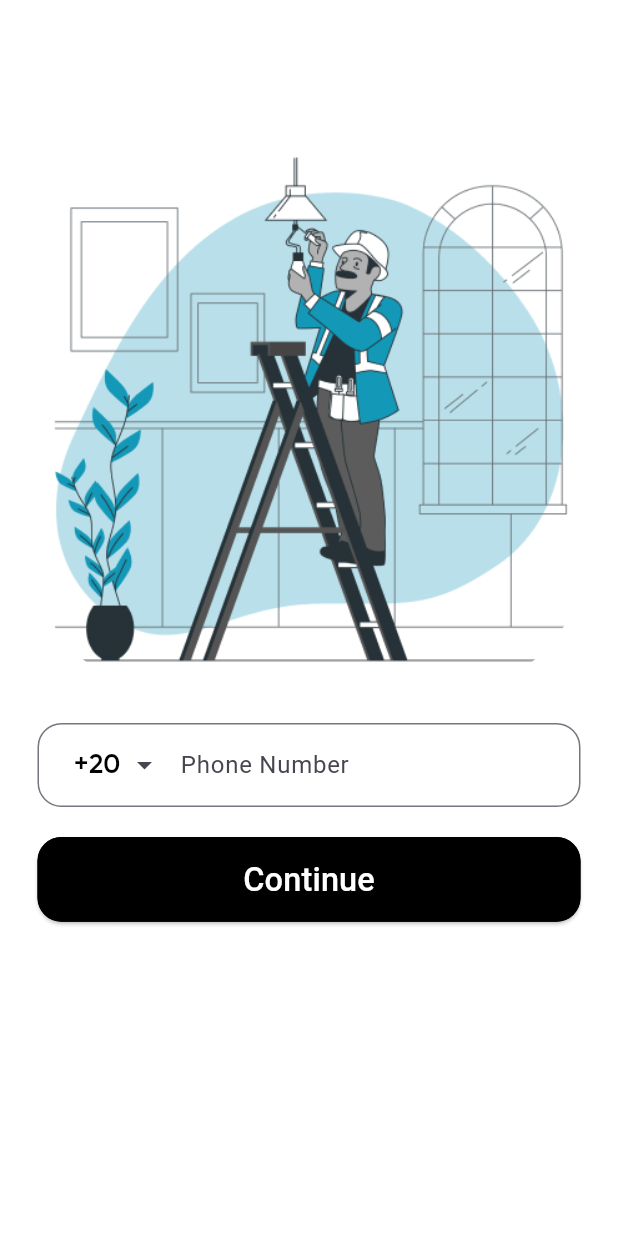
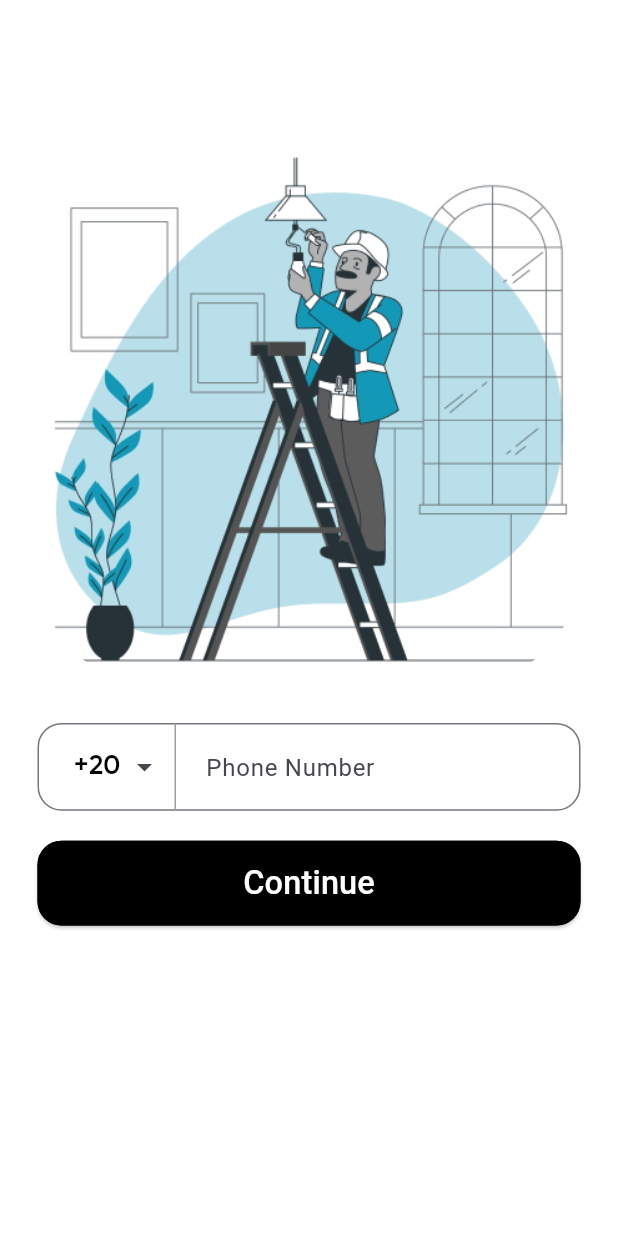
Before and after one commit to Fannelance/User-Flutter-App, a Flutter app: the screen it shows after launch, on a phone screen of 412 x 824 dp. Run offline on Flutter 3.47's test engine with Material 3 defaults, Android fonts, the phone set to English and light mode, and no system bars; drawn by our look-alikes of intl_phone_field; our stand-ins replace dio, flutter_dotenv, flutter_secure_storage, fluttericon, iconsax, jwt_decoder and 2 more; missing offline and left inert: flutter_stripe.

Commit message:
fix: fix some wrong UI

```diff
--- a/lib/views/account_view.dart
+++ b/lib/views/account_view.dart
@@ -74,7 +74,7 @@ class _AccountViewState extends State<AccountView> {
             final userData = snapshot.data?['data'];
             print(userData);
             var userName = toBeginningOfSentenceCase('${userData!['firstname']} ') +
-                        toBeginningOfSentenceCase('${userData!['lastname']}');
+                    toBeginningOfSentenceCase('${userData!['lastname']}');
             return Padding(
               padding: const EdgeInsets.symmetric(
                 horizontal: 25,
@@ -95,7 +95,7 @@ class _AccountViewState extends State<AccountView> {
                             'assets/icons/female.png',
                           )
                         : const AssetImage(
-                            'assets/icons/ male.png',
+                            'assets/icons/male.png',
                           ),
                   ),
                   box_10,
--- a/lib/views/login_view.dart
+++ b/lib/views/login_view.dart
@@ -81,7 +81,7 @@ class LoginView extends StatelessWidget {
       body: AuthenticationBodyWidget(
         title: 'Log in',
         helperTextWidget: Text(
-          '+${PhoneNumberViewState.countryDialCode + PhoneNumberViewState.phoneNumberController.text}',
+          PhoneNumberViewState.phone.substring(2),
           maxLines: 3,
           style: helperTextStyle.copyWith(
             color: grey3,
@@ -94,7 +94,7 @@ class LoginView extends StatelessWidget {
           await loginRequest();
           ChangePasswordviewState.passwordController.text = "";
         },
-        helperText: 'Login to your account ',
+        helperText: 'Enter the password for your account',
       ),
     );
   }
--- a/lib/views/phone_number_view.dart
+++ b/lib/views/phone_number_view.dart
@@ -3,6 +3,7 @@ import 'package:dio/dio.dart';
 import 'package:fannelance/core/constants.dart';
 import 'package:fannelance/views/login_view.dart';
 import 'package:fannelance/views/otp_view.dart';
+import 'package:fannelance/views/signup_view.dart';
 import 'package:fannelance/widgets/authentication_button_widget.dart';
 import 'package:flutter/material.dart';
 import 'package:flutter_dotenv/flutter_dotenv.dart';
@@ -10,6 +11,7 @@ import 'package:flutter_secure_storage/flutter_secure_storage.dart';
 import 'package:intl_phone_field/countries.dart';
 import 'package:intl_phone_field/country_picker_dialog.dart';
 import 'package:intl_phone_field/intl_phone_field.dart';
+import 'package:jwt_decoder/jwt_decoder.dart';
 
 class PhoneNumberView extends StatefulWidget {
   const PhoneNumberView({
@@ -23,6 +25,7 @@ class PhoneNumberView extends StatefulWidget {
 class PhoneNumberViewState extends State<PhoneNumberView> {
   static TextEditingController phoneNumberController = TextEditingController();
   static String countryDialCode = "";
+  static String phone = "";
 
   @override
   void initState() {
@@ -63,6 +66,12 @@ class PhoneNumberViewState extends State<PhoneNumberView> {
             key: 'token',
             value: response.data['token'],
           );
+
+          String? token = await secureStorage.read(key: 'token');
+          Map<String, dynamic> decodedToken = JwtDecoder.decode(token!);
+          phone =
+              decodedToken.containsKey('phone') ? decodedToken['phone'] : '';
+
           phoneNumberController.clear();
           return response;
         }
@@ -81,13 +90,12 @@ class PhoneNumberViewState extends State<PhoneNumberView> {
               },
             ),
           );
-          print(response);
 
           return response;
         }
 
         Response response = await phoneRequest('$serverURL/user/check-phone');
-        print(response);
+
         void phoneIsVerified() async {
           if (context.mounted) {
             Navigator.push(
@@ -100,12 +108,14 @@ class PhoneNumberViewState extends State<PhoneNumberView> {
         }
 
         void phoneIsNotVerified() async {
-          response = await otpRequest('$serverURL/send-otp');
+          await otpRequest('$serverURL/send-otp');
           if (context.mounted) {
             Navigator.push(
               context,
               MaterialPageRoute(builder: (context) {
-                return const OTPView();
+                return const OTPView(
+                  nextPage: SignupView(),
+                );
               }),
             );
           }
@@ -172,7 +182,6 @@ class PhoneNumberViewState extends State<PhoneNumberView> {
               textInputAction: TextInputAction.next,
               invalidNumberMessage: null,
               initialCountryCode: 'EG',
-              flagsButtonMargin: const EdgeInsets.only(left: 20),
               dropdownTextStyle: const TextStyle(fontSize: 18),
               showCountryFlag: false,
               dropdownIconPosition: IconPosition.trailing,
@@ -181,9 +190,29 @@ class PhoneNumberViewState extends State<PhoneNumberView> {
               ),
               cursorColor: black,
               dropdownDecoration: const BoxDecoration(
-                borderRadius: border19,
+                border: Border(
+                 right: BorderSide(
+                   color: Colors.grey,
+                 )
+                ),
+                borderRadius: BorderRadius.only(
+                    topLeft: Radius.circular(19),
+                    bottomLeft: Radius.circular(19)),
               ),
+              flagsButtonPadding: const EdgeInsets.fromLTRB(20, 16, 0, 16),
               decoration: InputDecoration(
+                prefix: const Row(
+                  mainAxisSize: MainAxisSize.min,
+                  children: [
+                  VerticalDivider(
+                    thickness: 1,
+                    indent: 20,
+                    color: Colors.grey,
+                  )
+                ]),
+                labelStyle: const TextStyle(
+                  fontSize: 32,
+                ),
                 counterText: '',
                 contentPadding: const EdgeInsets.symmetric(
                   horizontal: 20,
--- a/lib/widgets/home_widget.dart
+++ b/lib/widgets/home_widget.dart
@@ -29,6 +29,7 @@ class HomeWidget extends StatelessWidget {
           Text(
             obj.serviceName,
             style: TextStyle(fontSize: screenWidth / 26),
+            textAlign: TextAlign.center,
           )
         ],
       ),
```
